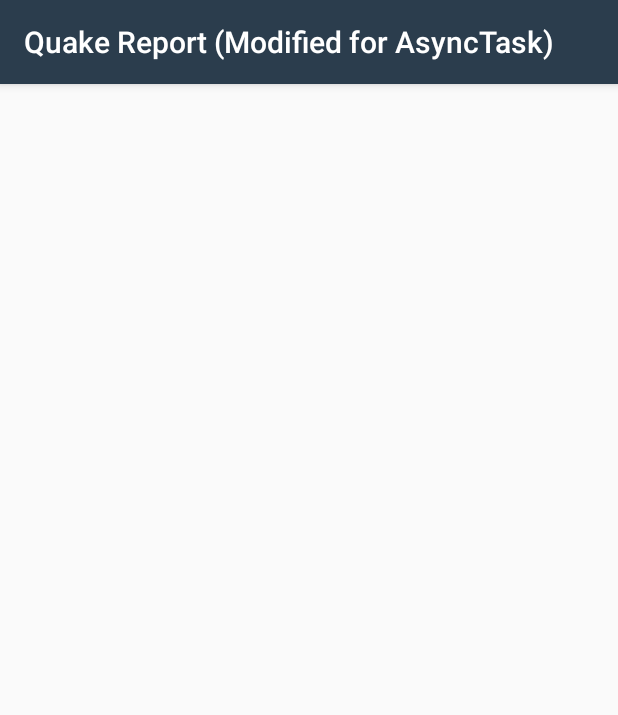
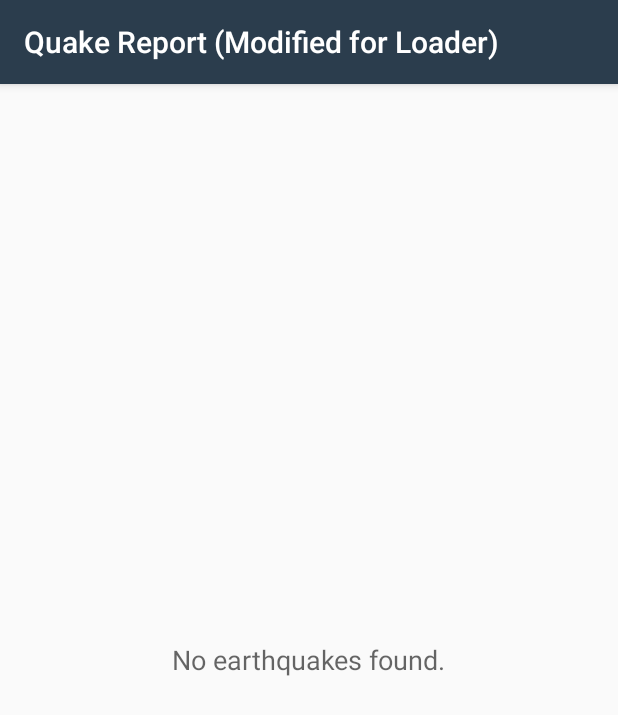
Before and after one commit to NaotoSama/ud843-QuakeReport-starting-point-Modified-for-AsyncTask, an Android app: the screen it shows after launch (EarthquakeActivity), on a phone screen of 412 x 824 dp. Shown: the top 715 px of the screen. Run offline under Robolectric (Android 15) with nearby library versions, the phone set to English and light mode, and no system bars.

Commit message:
Added Empty textview for when there is no data to show

```diff
--- a/app/src/main/java/com/example/android/quakereport/EarthquakeActivity.java
+++ b/app/src/main/java/com/example/android/quakereport/EarthquakeActivity.java
@@ -10,6 +10,7 @@ import android.support.v7.app.AppCompatActivity;
 import android.view.View;
 import android.widget.AdapterView;
 import android.widget.ListView;
+import android.widget.TextView;
 
 import java.util.ArrayList;
 import java.util.List;
@@ -22,7 +23,7 @@ public class EarthquakeActivity extends AppCompatActivity implements LoaderCallb
 
     /** URL for earthquake data from the USGS dataset */
     private static final String USGS_REQUEST_URL =
-            "http://earthquake.usgs.gov/fdsnws/event/1/query?format=geojson&orderby=time&minmag=6&limit=10";
+            "https://earthquake.usgs.gov/fdsnws/event/1/query?format=geojson&orderby=time&minmag=6&limit=10";
 
     /**
      * Constant value for the earthquake loader ID. We can choose any integer.
@@ -33,6 +34,9 @@ public class EarthquakeActivity extends AppCompatActivity implements LoaderCallb
 
     /** Adapter for the list of earthquakes */
     private EarthquakeAdapter mAdapter;
+
+    /** TextView that is displayed when the list is empty */
+    private TextView mEmptyStateTextView;
 
 
     @Override
@@ -70,6 +74,13 @@ public class EarthquakeActivity extends AppCompatActivity implements LoaderCallb
         });
 
 
+        /** Now we need to hook up the empty view to the ListView. We can use the ListView setEmptyView() method.
+         *  We can also make the empty state TextView be a global variable (在上面), so we can refer to it in a later method.
+         *  The TextView class was also automatically imported into the java file, as soon as we used that class. */
+        mEmptyStateTextView = (TextView) findViewById(R.id.empty_view);
+        earthquakeListView.setEmptyView(mEmptyStateTextView);
+
+
         /**To retrieve an earthquake, we need to get the loader manager and tell the loader manager to initialize the loader with the specified ID,
          * the second argument allows us to pass a bundle of additional information, which we'll skip.
          * The third argument is what object should receive the LoaderCallbacks (and therefore, the data when the load is complete!) - which will be this activity.
@@ -96,6 +107,12 @@ public class EarthquakeActivity extends AppCompatActivity implements LoaderCallb
     //We need onLoadFinished(), where we'll do exactly what we did in onPostExecute(), and use the earthquake data to update our UI - by updating the dataset in the adapter.
     @Override
     public void onLoadFinished(Loader<List<Earthquake>> loader, List<Earthquake> earthquakes) {
+
+        /** To avoid the “No earthquakes found.” message blinking on the screen when the app first launches, we can leave the empty state TextView blank,
+         *  until the first load completes. In the onLoadFinished callback method, we can set the text to be the string “No earthquakes found.” */
+        // Set empty state text to display "No earthquakes found."
+        mEmptyStateTextView.setText(R.string.no_earthquakes);
+
         // Clear the adapter of previous earthquake data
         mAdapter.clear();
 
--- a/app/src/main/res/layout/earthquake_activity.xml
+++ b/app/src/main/res/layout/earthquake_activity.xml
@@ -1,7 +1,18 @@
 <?xml version="1.0" encoding="utf-8"?>
+
+<!-- In order to show the empty view, we modify the earthquake_activity layout.
+Instead of a single ListView, we add a parent RelativeLayout, because it allows children views to overlap each other.
+The first child is the ListView, with width/height match parent, to take up the full screen.
+The second child is a TextView, which will be the empty view. The TextView has height and width wrap_content,
+and we center it vertically and horizontally within the parent with the attribute  “android:layout_centerInParent = "true" ”-->
+
+<RelativeLayout
+    xmlns:android="http://schemas.android.com/apk/res/android"
+    android:layout_width="match_parent"
+    android:layout_height="match_parent">
+
     <!-- Layout for a list of earthquakes 這個佈局的目的是純粹導入ListView功能，
     讓EarthquakeActivity Class透過Adapter(調度器)的仲介，把畫面顯示在這個ListView上-->
-
     <ListView xmlns:android="http://schemas.android.com/apk/res/android"
         android:id="@+id/list"
         android:orientation="vertical"
@@ -11,3 +22,14 @@
         android:dividerHeight="0dp"/>
         <!-- Set android:divider to be “@null” and android:dividerHeight to be “0dp”
              to hide the divider between list items-->
+
+
+    <!-- Empty view is only visible when the list has no items. -->
+    <TextView
+        android:id="@+id/empty_view"
+        android:layout_width="wrap_content"
+        android:layout_height="wrap_content"
+        android:layout_centerInParent="true"
+        android:textAppearance="?android:textAppearanceMedium"/>
+
+</RelativeLayout>
```
Also changed, not shown: app/src/main/res/values/strings.xml (+4 -14 lines). Lines whose indentation alone changed are shown as unchanged.
